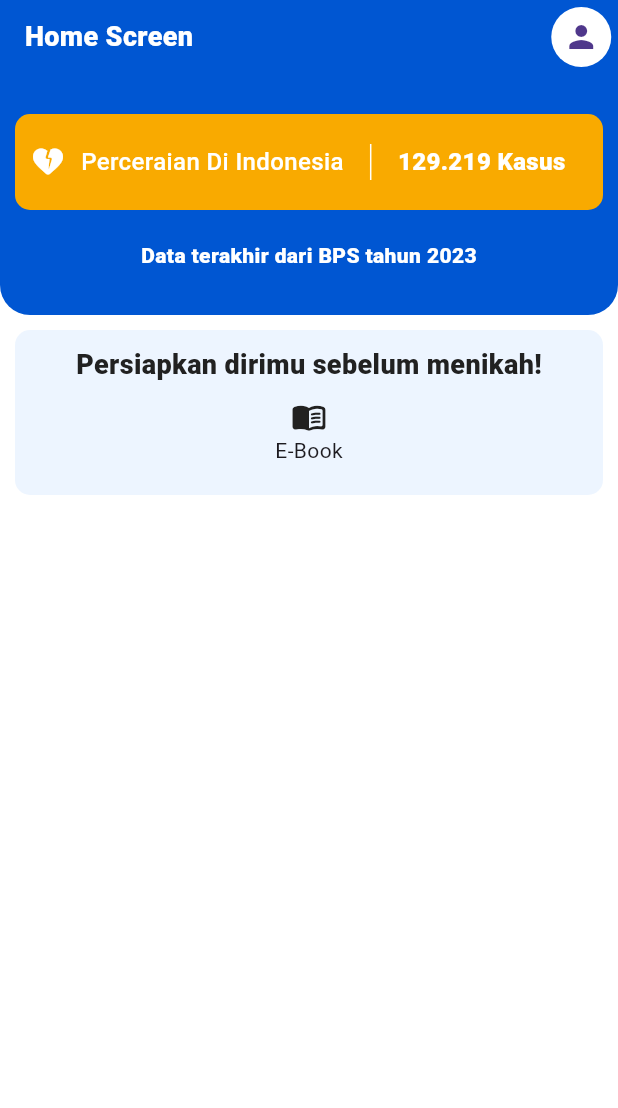
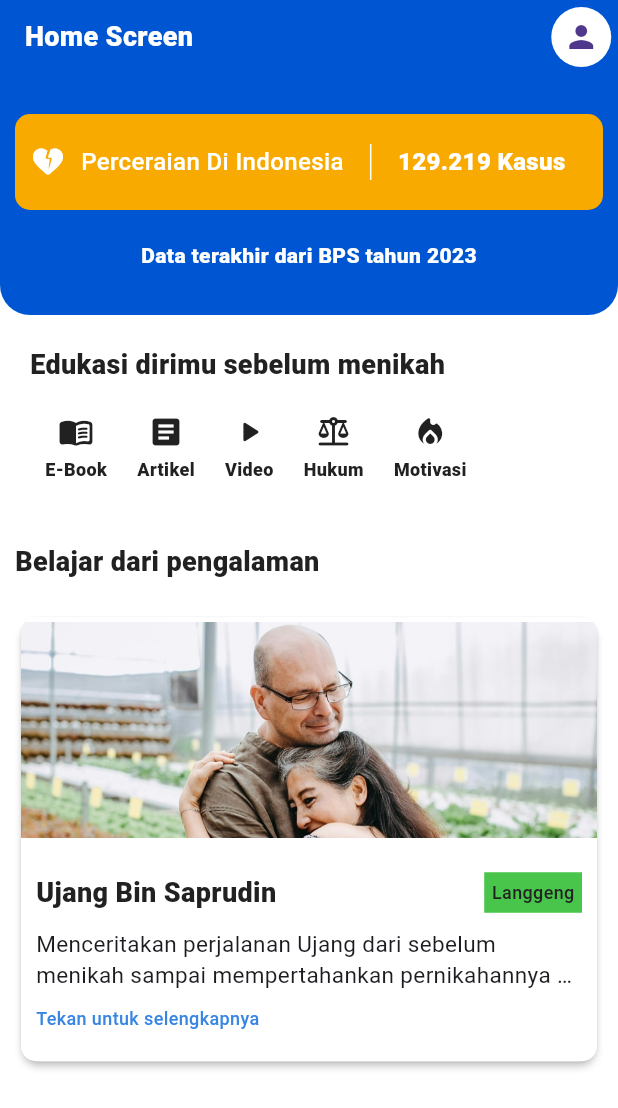
Before and after one commit to MirzaMlna/experiment, a Flutter app: the HomeView screen opened by its route, on a phone screen of 412 x 824 dp. Shown: the top 1108 px of the screen. Run offline on Flutter 3.47's test engine with Material 3 defaults, Android fonts, the phone set to English and light mode, and no system bars; our stand-ins replace get_it; Roboto replaces fonts that are missing (Manrope).

Commit message:
💄 Add Image Assets in pubspec.yaml and updating UI in  Home Screen

```diff
--- a/lib/views/dev/dev_view.dart
+++ b/lib/views/dev/dev_view.dart
@@ -28,7 +28,7 @@ class _DevViewState extends State<DevView> {
         child: Column(
           mainAxisAlignment: MainAxisAlignment.spaceBetween,
           children: [
-            Text("This Is Dev View"),
+            const Text("This Is Dev View"),
             Padding(
               padding: const EdgeInsets.symmetric(
                   horizontal: AppSizes.padding, vertical: AppSizes.padding),
@@ -40,7 +40,7 @@ class _DevViewState extends State<DevView> {
                     },
                     text: 'App View',
                   ),
-                  SizedBox(
+                  const SizedBox(
                     height: 10,
                   ),
                   AppButton(
--- a/lib/views/home/home_view.dart
+++ b/lib/views/home/home_view.dart
@@ -2,6 +2,8 @@ import 'package:flutter/material.dart';
 import 'package:mobile_user/app/theme/app_colors.dart';
 import 'package:mobile_user/app/theme/app_text_style.dart';
 import 'package:mobile_user/widgets/app_appBar.dart';
+import 'package:mobile_user/widgets/app_icon_button.dart';
+import 'package:mobile_user/widgets/app_experience_story_card.dart';
 import 'package:mobile_user/widgets/app_static_card.dart';
 
 class HomeView extends StatefulWidget {
@@ -24,9 +26,9 @@ class _HomeViewState extends State<HomeView> {
             onTap: () {
               print('Go To Settings');
             },
-            child: CircleAvatar(
+            child: const CircleAvatar(
+              backgroundColor: AppColors.white,
               child: Icon(Icons.person),
-              backgroundColor: AppColors.white,
             ),
           ),
         ],
@@ -73,7 +75,7 @@ class _HomeViewState extends State<HomeView> {
                 ),
               ),
             ),
-            SizedBox(
+            const SizedBox(
               height: 10,
             ),
             Padding(
@@ -83,46 +85,75 @@ class _HomeViewState extends State<HomeView> {
                   children: [
                     Container(
                       width: double.infinity,
-                      padding: EdgeInsets.all(10.0),
+                      padding: const EdgeInsets.all(10.0),
                       decoration: BoxDecoration(
-                          color: AppColors.secondary,
+                          color: AppColors.white,
                           borderRadius: BorderRadius.circular(10)),
                       child: Column(
+                        crossAxisAlignment: CrossAxisAlignment.start,
                         children: [
                           Text(
-                            'Persiapkan dirimu sebelum menikah!',
+                            'Edukasi dirimu sebelum menikah',
                             style: AppTextStyle.heading6(),
                           ),
+                          const SizedBox(
+                            height: 10,
+                          ),
                           SingleChildScrollView(
+                            padding: const EdgeInsets.only(bottom: 20),
                             scrollDirection: Axis.horizontal,
                             child: Row(
                               children: [
-                                Material(
-                                  borderRadius: BorderRadius.circular(10),
-                                  color: AppColors.transparent,
-                                  child: InkWell(
-                                    borderRadius: BorderRadius.circular(10),
-                                    splashColor: AppColors.secondary,
-                                    onTap: () {},
-                                    child: Container(
-                                      padding: EdgeInsets.all(10),
-                                      child: Column(
-                                        children: [
-                                          Icon(Icons.menu_book_rounded),
-                                          Text('E-Book')
-                                        ],
-                                      ),
-                                    ),
-                                  ),
-                                ),
+                                AppIconButton(
+                                    icon: const Icon(Icons.menu_book_rounded),
+                                    text: 'E-Book',
+                                    onTap: () {}),
+                                AppIconButton(
+                                    icon: const Icon(Icons.article),
+                                    text: 'Artikel',
+                                    onTap: () {}),
+                                AppIconButton(
+                                    icon: const Icon(Icons.play_arrow_rounded),
+                                    text: 'Video',
+                                    onTap: () {}),
+                                AppIconButton(
+                                    icon: const Icon(Icons.balance_rounded),
+                                    text: 'Hukum',
+                                    onTap: () {}),
+                                AppIconButton(
+                                    icon: const Icon(
+                                        Icons.local_fire_department_rounded),
+                                    text: 'Motivasi',
+                                    onTap: () {}),
                               ],
                             ),
                           ),
                         ],
                       ),
                     ),
+                    SingleChildScrollView(
+                      scrollDirection: Axis.vertical,
+                      child: Column(
+                        crossAxisAlignment: CrossAxisAlignment.start,
+                        children: [
+                          Text(
+                            'Belajar dari pengalaman',
+                            style: AppTextStyle.heading6(),
+                          ),
+                          const SizedBox(
+                            height: 20,
+                          ),
+                          AppExperienceStoryCard(
+                              isLasting: true,
+                              title: 'Ujang Bin Saprudin',
+                              subtitle:
+                                  'Menceritakan perjalanan Ujang dari sebelum menikah sampai mempertahankan pernikahannya sampai sekarang',
+                              onTap: () {})
+                        ],
+                      ),
+                    ),
                   ],
-                ))
+                )),
           ],
         )),
       ),
--- a/lib/views/main/main_view.dart
+++ b/lib/views/main/main_view.dart
@@ -27,16 +27,16 @@ class _MainViewState extends State<MainView> {
         title: 'Main View',
       ),
       floatingActionButton: FloatingActionButton(
-          child: const Icon(
-            Icons.emoji_emotions,
-            color: AppColors.primary,
-          ),
           backgroundColor: AppColors.white,
           shape:
               RoundedRectangleBorder(borderRadius: BorderRadius.circular(100)),
           onPressed: () {
             print('Anjay');
-          }),
+          },
+          child: const Icon(
+            Icons.emoji_emotions,
+            color: AppColors.primary,
+          )),
       floatingActionButtonLocation:
           FloatingActionButtonLocation.miniCenterDocked,
       bottomNavigationBar: BottomNavigationBar(
--- a/lib/views/registration/registration_view.dart
+++ b/lib/views/registration/registration_view.dart
@@ -51,7 +51,7 @@ class _RegistrationViewState extends State<RegistrationView> {
           'Silahkan Lengkapi Isian Di Bawah Untuk Membuat Akun.',
           style: AppTextStyle.bodyMedium(fontWeight: AppFontWeight.regular),
         ),
-        SizedBox(
+        const SizedBox(
           height: 40,
         ),
       ],
@@ -61,22 +61,22 @@ class _RegistrationViewState extends State<RegistrationView> {
   Widget registerForm(BuildContext context) {
     return Column(
       children: [
-        SizedBox(
+        const SizedBox(
           height: 20,
         ),
-        SizedBox(
+        const SizedBox(
           height: 20,
         ),
-        AppTextField(labelText: 'Email'),
-        SizedBox(
+        const AppTextField(labelText: 'Email'),
+        const SizedBox(
           height: 20,
         ),
-        AppTextField(obscureText: true, labelText: 'Password'),
-        SizedBox(
+        const AppTextField(obscureText: true, labelText: 'Password'),
+        const SizedBox(
           height: 20,
         ),
-        AppTextField(obscureText: true, labelText: 'Ulangi Password'),
-        SizedBox(
+        const AppTextField(obscureText: true, labelText: 'Ulangi Password'),
+        const SizedBox(
           height: 20,
         ),
         GestureDetector(
@@ -89,10 +89,10 @@ class _RegistrationViewState extends State<RegistrationView> {
             _registrationViewModel.selectDate(context);
           },
         ),
-        SizedBox(
+        const SizedBox(
           height: 10,
         ),
-        SizedBox(
+        const SizedBox(
           height: 20,
         ),
         AppButton(
@@ -101,7 +101,7 @@ class _RegistrationViewState extends State<RegistrationView> {
           },
           text: 'Buat Akun',
         ),
-        SizedBox(
+        const SizedBox(
           height: 20,
         ),
         Row(
--- a/lib/views/savings/savings_view.dart
+++ b/lib/views/savings/savings_view.dart
@@ -15,7 +15,7 @@ class SavingsView extends StatefulWidget {
 class _SavingsViewState extends State<SavingsView> {
   @override
   Widget build(BuildContext context) {
-    return NavigationExample();
+    return const NavigationExample();
   }
 }
 
@@ -30,7 +30,7 @@ class _NavigationExampleState extends State<NavigationExample> {
 
   @override
   Widget build(BuildContext context) {
-    return Scaffold(
+    return const Scaffold(
       appBar: AppAppbar(
         title: 'Savings Screen',
       ),
--- /dev/null
+++ b/lib/widgets/app_experience_story_card.dart
@@ -0,0 +1,121 @@
+import 'package:flutter/material.dart';
+
+import 'package:mobile_user/app/theme/app_colors.dart';
+import 'package:mobile_user/app/theme/app_text_style.dart';
+
+class AppExperienceStoryCard extends StatefulWidget {
+  final String title;
+  final String subtitle;
+  final Color? backgroundColor;
+  final VoidCallback onTap;
+  final bool isLasting;
+  // final double? width;
+  const AppExperienceStoryCard(
+      {required this.title,
+      required this.subtitle,
+      this.backgroundColor,
+      required this.onTap,
+      required this.isLasting,
+      // this.width,
+      super.key});
+
+  @override
+  State<AppExperienceStoryCard> createState() => _AppExperienceStoryCardState();
+}
+
+class _AppExperienceStoryCardState extends State<AppExperienceStoryCard> {
+  @override
+  Widget build(BuildContext context) {
+    return Padding(
+      padding: const EdgeInsets.only(bottom: 10.0),
+      child: Card(
+        elevation: 2.0,
+        child: Material(
+          color: widget.backgroundColor ?? AppColors.white,
+          borderRadius: BorderRadius.circular(10),
+          child: InkWell(
+            borderRadius: BorderRadius.circular(10),
+            splashColor: AppColors.blackLv7,
+            onTap: widget.onTap,
+            child: Column(
+              crossAxisAlignment: CrossAxisAlignment.start,
+              children: [
+                Container(
+                  height: 150,
+                  width: double.infinity,
+                  decoration: const BoxDecoration(
+                    borderRadius: BorderRadius.only(
+                      topLeft: Radius.circular(10),
+                      topRight: Radius.circular(10),
+                    ),
+                  ),
+                  child: ClipRRect(
+                      borderRadius: BorderRadius.only(
+                        topLeft: Radius.circular(10),
+                        topRight: Radius.circular(10),
+                      ),
+                      // ! Pastikan ukuran gambar 16 : 6 atau 1920 x 720
+                      child: Image.asset(
+                          'lib/app/assets/images/old_man_with_wife.jpg')),
+                ),
+                const SizedBox(
+                  height: 10,
+                ),
+                Padding(
+                  padding: const EdgeInsets.all(10.0),
+                  child: Column(
+                    crossAxisAlignment: CrossAxisAlignment.start,
+                    children: [
+                      Row(
+                        mainAxisAlignment: MainAxisAlignment.spaceBetween,
+                        children: [
+                          Flexible(
+                            child: Text(
+                              widget.title,
+                              style: AppTextStyle.heading6(),
+                              overflow: TextOverflow.ellipsis,
+                            ),
+                          ),
+                          Container(
+                            color: widget.isLasting
+                                ? AppColors.success
+                                : AppColors.error,
+                            padding: EdgeInsets.all(5),
+                            child: Text(
+                              widget.isLasting ? 'Langgeng' : 'Berakhir',
+                              style: AppTextStyle.bodySmall(
+                                fontWeight: AppFontWeight.regular,
+                              ),
+                            ),
+                          )
+                        ],
+                      ),
+                      const SizedBox(height: 10.0),
+                      Text(
+                        widget.subtitle,
+                        style: const TextStyle(
+                            fontWeight: FontWeight.normal, fontSize: 15),
+                        overflow: TextOverflow.ellipsis,
+                        maxLines: 2,
+                      ),
+                      const SizedBox(height: 10.0),
+                      Text(
+                        'Tekan untuk selengkapnya',
+                        style: AppTextStyle.bodySmall(
+                            color: AppColors.blueLv2,
+                            fontWeight: AppFontWeight.regular),
+                      ),
+                    ],
+                  ),
+                ),
+                const SizedBox(
+                  height: 10,
+                )
+              ],
+            ),
+          ),
+        ),
+      ),
+    );
+  }
+}
--- a/lib/widgets/app_icon_button.dart
+++ b/lib/widgets/app_icon_button.dart
@@ -35,7 +35,7 @@ class AppIconButton extends StatelessWidget {
     this.iconButtonWidth,
     this.iconButtonHeight,
     this.borderWidth,
-    this.padding = const EdgeInsets.only(left: 10),
+    this.padding = const EdgeInsets.all(10),
     this.iconPadding = EdgeInsets.zero,
     this.textPadding = const EdgeInsets.only(top: AppSizes.padding / 4),
     this.enable = true,
```
Also changed, not shown: pubspec.yaml (+4 -5 lines), lib/app/assets/images/old_man_with_wife.jpg (added).
